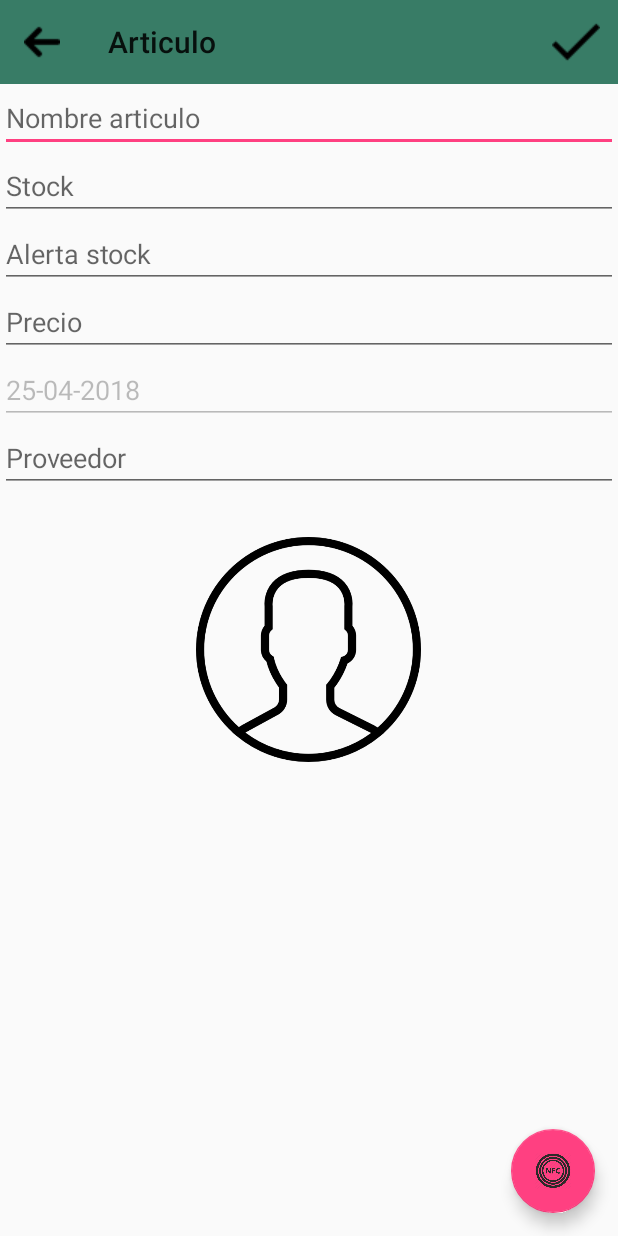
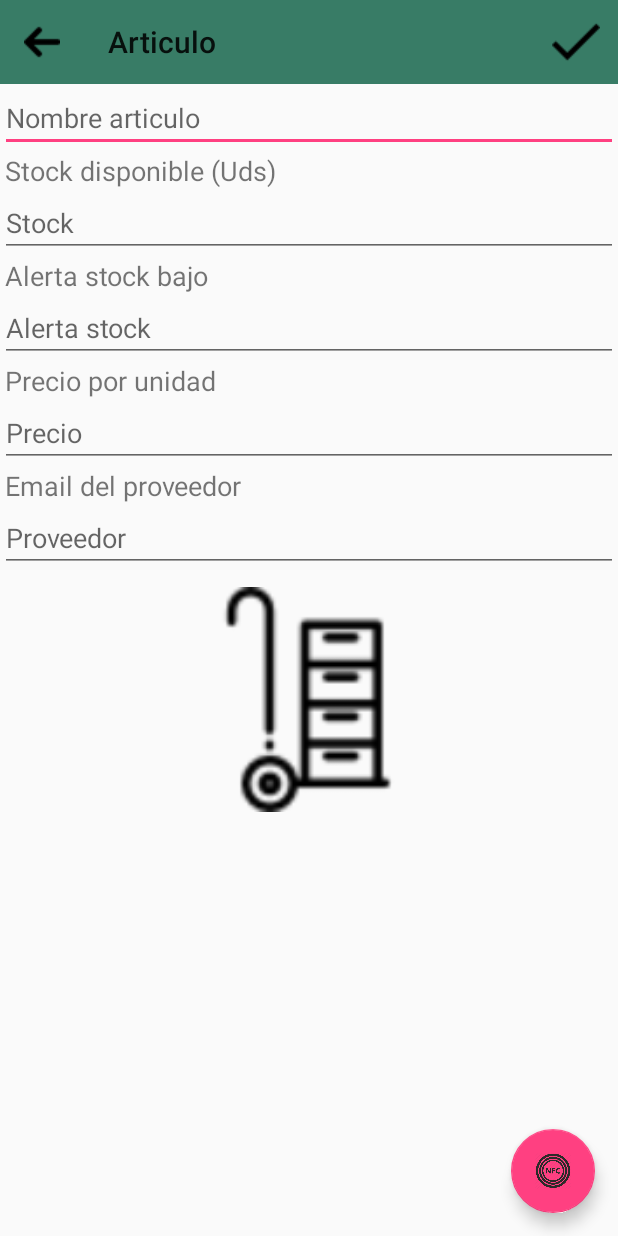
Before and after one commit to vdseoane/STOCKNFC-TFM, an Android app: the fragment Fragmento_Articulo shown on its own in the app's theme, on a phone screen of 412 x 824 dp. Run offline under Robolectric (Android 15) with nearby library versions, the phone set to English and light mode, and no system bars; 1 statement that could not run was skipped.

Commit message:
eliminar articulo y menu
menu articulo corregido
modificada pantalla articulo
eliminar funcionando

```diff
--- a/StockNFC/app/src/main/java/com/example/victor/stocknfc/fragmetos/Fragmento_Articulo.java
+++ b/StockNFC/app/src/main/java/com/example/victor/stocknfc/fragmetos/Fragmento_Articulo.java
@@ -5,6 +5,7 @@ import android.Manifest;
 import android.app.Activity;
 import android.app.AlertDialog;
 import android.app.Dialog;
+import android.content.ClipData;
 import android.content.Context;
 import android.content.DialogInterface;
 import android.content.Intent;
@@ -74,6 +75,12 @@ public class Fragmento_Articulo extends android.support.v4.app.Fragment {
     //Menu lateral
     DrawerLayout drawer;
 
+    //Menu toolbar
+    Menu menuToolbar;
+    MenuItem btnAnhadir;
+    MenuItem btnEliminar;
+    MenuItem btnModificar;
+
     private StockNFCDataBase bd;
     ArticuloDB bdArticulo;
 
@@ -92,13 +99,14 @@ public class Fragmento_Articulo extends android.support.v4.app.Fragment {
 
     //Datos articulo
     Articulo articulo = new Articulo();
-    Articulo articuloLista;
+    Articulo articuloObtenido;
     String nombre;
     int stock;
     int alerta;
     String fecha;
     float precio;
     String proveedor;
+    int id;
     byte[] imageInByte;
 
     //Datos obtencion imagen
@@ -112,30 +120,91 @@ public class Fragmento_Articulo extends android.support.v4.app.Fragment {
                              Bundle savedInstanceState) {
         // Inflate the layout for this fragment
         setHasOptionsMenu(true);
-
-        String texto = getArguments().getString("articulo de la lista");
         return inflater.inflate(R.layout.fragment_articulo, container, false);
     }
 
     @Override
     public void onViewCreated(View view, @Nullable Bundle savedInstanceState) {
         super.onViewCreated(view, savedInstanceState);
+        //Base de datos
+        bd = new StockNFCDataBase(getContext());
+        bdArticulo = new ArticuloDB(getContext());
         //Toolbar
         toolbarAticulo = (android.support.v7.widget.Toolbar) getActivity().findViewById(R.id.toolbarArticulo);
         toolbarAticulo.setTitle("Articulo");
-        toolbarAticulo.inflateMenu(R.menu.menu_articulo_anhadir);
         Drawable drawable = getContext().getDrawable(R.drawable.left_arrow);
         toolbarAticulo.setNavigationIcon(drawable);
         //Quitamos el menu lateral
         ((AppCompatActivity) getActivity()).getSupportActionBar().hide();
-        //Fecha del día de hoy para el artículo
-        String fechaArt = fechaFormat.format(fechaArticuloDate);
+        toolbarAticulo.inflateMenu(R.menu.menu_articulo_editar);
         //Obtenemos los textviews
         obtenerTextViews();
+        Bundle arguments = getArguments();
+        if(arguments != null) {
+            id = Integer.parseInt(arguments.getString("articulo de la lista"));
+            //Botones(eliminar/modificar) visibles
+            habilitarBotonesMenu(true);
+            //Ponemos los campos a readonly
+            habilitarCampos(false);
+            //Obtenemos el articulo de BD
+            articuloObtenido = bdArticulo.obtenerArticulo(bd.getReadableDatabase(), id);
+            //Rellenamos los campos
+            rellenarCampos(articuloObtenido);
+        }else{
+            //Insercion visible
+            habilitarBotonesMenu(false);
+            //Habilitamos los campos
+            habilitarCampos(true);
+            //Fecha del día de hoy para el artículo
+            String fechaArt = fechaFormat.format(fechaArticuloDate);
+            fechaArticulo.setText(fechaArt);
+        }
         //creamos los onClicks
         crearOnClicks();
+    }
 
-        fechaArticulo.setText(fechaArt);
+    private void habilitarBotonesMenu(boolean edicion) {
+        btnModificar.setVisible(edicion);
+        btnModificar.setEnabled(edicion);
+        btnEliminar.setVisible(edicion);
+        btnEliminar.setVisible(edicion);
+        btnAnhadir.setVisible(!edicion);
+        btnAnhadir.setVisible(!edicion);
+    }
+
+    private void rellenarCampos(Articulo articuloObtenido) {
+        nombreArticulo.setText(articuloObtenido.getNombre());
+        stockArticulo.setText(String.valueOf(articuloObtenido.getStock()));
+        alertaArticulo.setText(String.valueOf(articuloObtenido.getAlertaStock()));
+        precioArticulo.setText(String.valueOf(articuloObtenido.getPrecio()));
+        proveedorArticulo.setText(articuloObtenido.getProveedor());
+        imgArticulo.setBackground(null);
+        if (articuloObtenido.getImagenArticulo() != null) {
+            Bitmap imagenArtBitmap = BitmapFactory.decodeByteArray(articuloObtenido.getImagenArticulo(), 0, articuloObtenido.getImagenArticulo().length);
+            imgArticulo.setImageBitmap(imagenArtBitmap);
+        }else {
+            imgArticulo.setImageResource(R.drawable.trolley);
+        }
+        fechaArticulo.setText(articuloObtenido.getFechaCreacion());
+    }
+
+    private void habilitarCampos(boolean habilitar) {
+        if(habilitar == false) {
+            nombreArticulo.setFocusable(habilitar);
+            stockArticulo.setFocusable(habilitar);
+            alertaArticulo.setFocusable(habilitar);
+            precioArticulo.setFocusable(habilitar);
+            proveedorArticulo.setFocusable(habilitar);
+            imgArticulo.setFocusable(habilitar);
+        }
+        else{
+            nombreArticulo.setFocusableInTouchMode(habilitar);
+            stockArticulo.setFocusableInTouchMode(habilitar);
+            alertaArticulo.setFocusableInTouchMode(habilitar);
+            precioArticulo.setFocusableInTouchMode(habilitar);
+            proveedorArticulo.setFocusableInTouchMode(habilitar);
+            imgArticulo.setFocusableInTouchMode(habilitar);
+        }
     }
 
     private void obtenerTextViews() {
@@ -146,6 +215,12 @@ public class Fragmento_Articulo extends android.support.v4.app.Fragment {
         proveedorArticulo = getView().findViewById(R.id.proveedorArticulo);
         imgArticulo = getView().findViewById(R.id.imgArticulo);
         fechaArticulo = getView().findViewById(R.id.fechaArticulo);
+
+        //Menu toolbar
+        menuToolbar = toolbarAticulo.getMenu();
+        btnAnhadir = menuToolbar.findItem(R.id.anhadirArticuloMenu);
+        btnEliminar = menuToolbar.findItem(R.id.borrarArticuloMenu);
+        btnModificar = menuToolbar.findItem(R.id.modificarArticuloMenu);
     }
 
     private void crearOnClicks() {
@@ -160,9 +235,18 @@ public class Fragmento_Articulo extends android.support.v4.app.Fragment {
             public boolean onMenuItemClick(MenuItem item) {
                 switch (item.getItemId()) {
                     case R.id.borrarArticuloMenu:
-                        Toast.makeText(getContext(), "Boton borrar pulsado", Toast.LENGTH_SHORT).show();
+                        int cant = bdArticulo.eliminarArticulo(bd.getWritableDatabase(), articuloObtenido.getId());
+                        if(cant >0) {
+                            Toast.makeText(getContext(), "Articulo borrado", Toast.LENGTH_SHORT).show();
+                            getFragmentManager().beginTransaction().replace(R.id.contenedorFragments, new ListaArticulos()).commit();
+                        }else{
+                            Toast.makeText(getContext(), "Error al borrar el artículo", Toast.LENGTH_SHORT).show();
+                        }
+                        break;
                     case R.id.modificarArticuloMenu:
-                        Toast.makeText(getContext(), "Boton modificar pulsado", Toast.LENGTH_SHORT).show();
+                        habilitarBotonesMenu(false);
+                        habilitarCampos(true);
+                        break;
                     case R.id.anhadirArticuloMenu:
                         try {
                             utilidades.esconderTeclado(getActivity(), getContext());
@@ -173,6 +257,7 @@ public class Fragmento_Articulo extends android.support.v4.app.Fragment {
                         } catch (ParseException e) {
                             e.printStackTrace();
                         }
+                        break;
                 }
                 return true;
             }
@@ -257,7 +342,6 @@ public class Fragmento_Articulo extends android.support.v4.app.Fragment {
         articulo.setStock(Integer.parseInt(stockArticulo.getText().toString()));
         articulo.setFechaCreacion(fechaArticulo.getText().toString());
         articulo.setProveedor(proveedorArticulo.getText().toString());
-
     }
 
     public void onActivityResult(int requestCode, int resultCode, Intent data) {
@@ -309,11 +393,6 @@ public class Fragmento_Articulo extends android.support.v4.app.Fragment {
         }
     }
 
-    public void articuloLista(Articulo articulo){
-        articuloLista = articulo;
-        Toast.makeText(getContext(), "Articulo obtenido del listado", Toast.LENGTH_SHORT).show();
-    }
-
     @Override
     public void onPause() {
         super.onPause();
--- a/StockNFC/app/src/main/res/layout/fragment_articulo.xml
+++ b/StockNFC/app/src/main/res/layout/fragment_articulo.xml
@@ -15,23 +15,50 @@
         android:layout_height="wrap_content"
         android:hint="@string/nombreArticulo"
         android:inputType="text"/>
+    <TextView
+        android:id="@+id/stockText"
+        android:layout_below="@+id/nombreArticulo"
+        android:layout_width="match_parent"
+        android:layout_height="wrap_content"
+        android:textSize="18dp"
+        android:text="@string/stockArticuloText"
+        android:layout_marginLeft="3dp"
+        android:layout_marginRight="3dp"/>
     <EditText
         android:id="@+id/stockArticulo"
-        android:layout_below="@+id/nombreArticulo"
+        android:layout_below="@+id/stockText"
         android:layout_width="match_parent"
         android:layout_height="wrap_content"
         android:hint="@string/stockArticulo"
         android:inputType="number"/>
+    <TextView
+        android:id="@+id/alertaText"
+        android:layout_below="@+id/stockArticulo"
+        android:layout_width="match_parent"
+        android:layout_height="wrap_content"
+        android:textSize="18dp"
+        android:text="@string/alertaText"
+        android:layout_marginLeft="3dp"
+        android:layout_marginRight="3dp"/>
     <EditText
         android:id="@+id/alertaArticulo"
-        android:layout_below="@+id/stockArticulo"
+        android:layout_below="@+id/alertaText"
         android:layout_width="match_parent"
         android:layout_height="wrap_content"
         android:hint="@string/alertaStock"
         android:inputType="number"/>
+    <TextView
+        android:id="@+id/precioText"
+        android:layout_below="@+id/alertaArticulo"
+        android:layout_width="match_parent"
+        android:layout_height="wrap_content"
+        android:textSize="18dp"
+        android:text="@string/precioArticuloText"
+        android:layout_marginLeft="3dp"
+        android:layout_marginRight="3dp"/>
     <EditText
         android:id="@+id/precioArticulo"
-        android:layout_below="@+id/alertaArticulo"
+        android:layout_below="@+id/precioText"
         android:layout_width="match_parent"
         android:layout_height="wrap_content"
         android:hint="@string/precioArticulo"
@@ -42,10 +69,20 @@
         android:layout_width="match_parent"
         android:layout_height="wrap_content"
         android:hint="@string/fechaArticulo"
-        android:enabled="false"/>
+        android:enabled="false"
+        android:visibility="invisible"/>
+    <TextView
+        android:id="@+id/proveedorText"
+        android:layout_below="@+id/precioArticulo"
+        android:layout_width="match_parent"
+        android:layout_height="wrap_content"
+        android:textSize="18dp"
+        android:text="@string/proveedorArticuloText"
+        android:layout_marginLeft="3dp"
+        android:layout_marginRight="3dp"/>
     <EditText
         android:id="@+id/proveedorArticulo"
-        android:layout_below="@+id/fechaArticulo"
+        android:layout_below="@+id/proveedorText"
         android:layout_width="match_parent"
         android:layout_height="wrap_content"
         android:hint="@string/proveedorArticulo"
@@ -56,8 +93,8 @@
         android:layout_width="150dp"
         android:layout_height="150dp"
         android:layout_centerInParent="true"
-        android:layout_marginTop="30dp"
-        android:background="@drawable/user"
+        android:layout_marginTop="10dp"
+        android:background="@drawable/trolley"
         android:layout_gravity="center"/>
 
     <android.support.design.widget.FloatingActionButton
--- a/StockNFC/app/src/main/res/menu/menu_articulo_anhadir.xml
+++ /dev/null
@@ -1,9 +0,0 @@
-<?xml version="1.0" encoding="utf-8"?>
-<menu xmlns:android="http://schemas.android.com/apk/res/android"
-    xmlns:app="http://schemas.android.com/apk/res-auto">
-    <item
-        android:id="@+id/anhadirArticuloMenu"
-        android:icon="@drawable/check_black"
-        android:title="@string/borrar"
-        app:showAsAction="always"></item>
-</menu>
--- a/StockNFC/app/src/main/res/menu/menu_articulo.xml
+++ b/StockNFC/app/src/main/res/menu/menu_articulo_editar.xml
@@ -12,4 +12,10 @@
         android:icon="@drawable/ic_menu_modification"
         android:title="@string/modificar"
         app:showAsAction="always"></item>
+
+    <item
+        android:id="@+id/anhadirArticuloMenu"
+        android:icon="@drawable/check_black"
+        android:title="@string/guardar"
+        app:showAsAction="always"></item>
 </menu>
--- a/StockNFC/app/src/main/res/values/strings.xml
+++ b/StockNFC/app/src/main/res/values/strings.xml
@@ -43,4 +43,9 @@
     <string name="modificar">Modificar</string>
     <string name="atras">Atras</string>
     <string name="listaArticulos">Listado de Productos</string>
+    <string name="alerta">Alerta</string>
+    <string name="stockArticuloText">Stock disponible (Uds)</string>
+    <string name="alertaText">Alerta stock bajo</string>
+    <string name="precioArticuloText">Precio por unidad</string>
+    <string name="proveedorArticuloText">Email del proveedor</string>
 </resources>
```
Also changed, not shown: StockNFC/app/src/main/java/com/example/victor/stocknfc/datos/ArticuloDB.java (+39 -1 lines).
